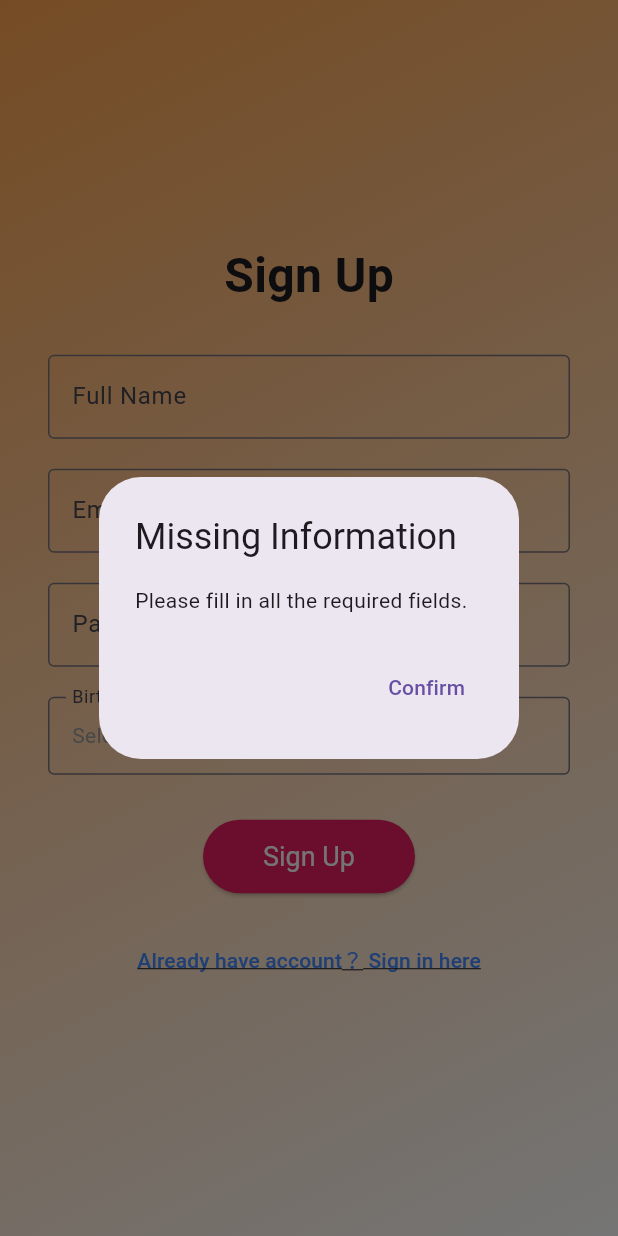
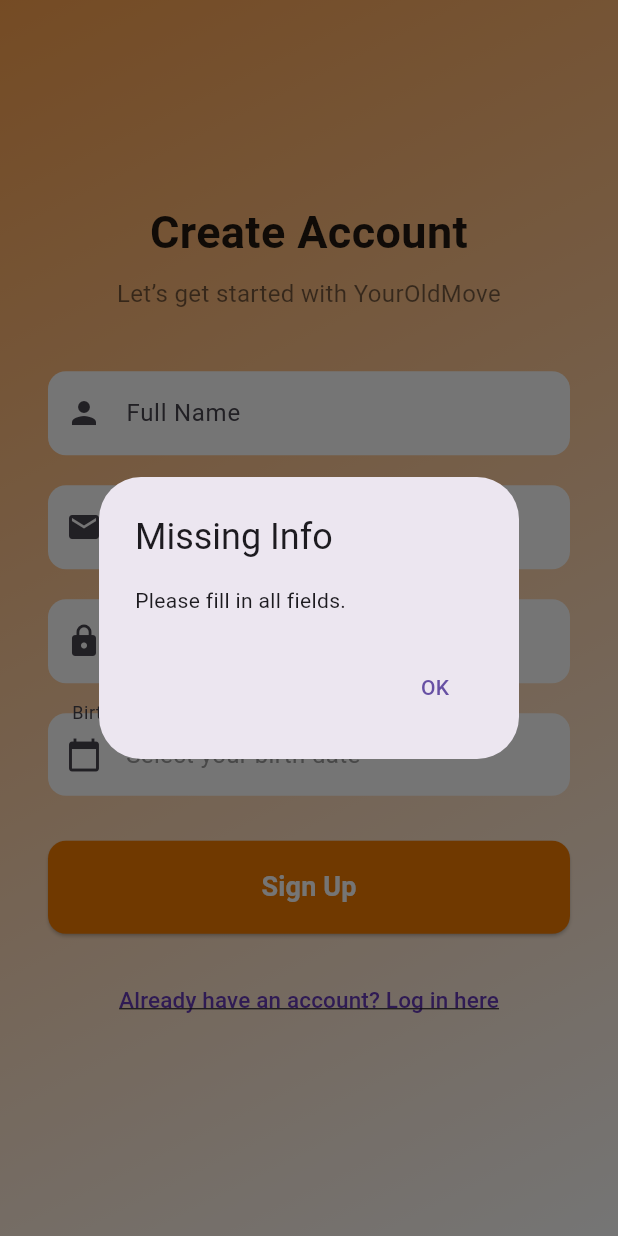
Before and after one commit to lurking92/youroldmove, a Flutter app: the Signup screen opened by its route, after a tap on "Sign Up", on a phone screen of 412 x 824 dp. Run offline on Flutter 3.47's test engine with Material 3 defaults, Android fonts, the phone set to English and light mode, and no system bars; our stand-ins replace cloud_firestore, firebase_auth, firebase_core, firebase_messaging, firebase_storage, image_picker and 1 more; accounts and stored records are empty.

Commit message:
Update signup.dart

```diff
--- a/lib/signup.dart
+++ b/lib/signup.dart
@@ -8,15 +8,6 @@ class Signup extends StatefulWidget {
 
   @override
   State<Signup> createState() => _SignupState();
-}
-
-bool _isValidEmail(String email) {
-  final emailRegex = RegExp(r'^[\w-\.]+@([\w-]+\.)+[\w-]{2,4}$');
-  return emailRegex.hasMatch(email);
-}
-
-bool _isValidPassword(String password) {
-  return password.length >= 8;
 }
 
 class _SignupState extends State<Signup> with SingleTickerProviderStateMixin {
@@ -85,15 +76,21 @@ class _SignupState extends State<Signup> with SingleTickerProviderStateMixin {
     );
   }
 
+  bool _isValidEmail(String email) {
+    final emailRegex = RegExp(r'^[\w-\.]+@([\w-]+\.)+[\w-]{2,4}$');
+    return emailRegex.hasMatch(email);
+  }
+
+  bool _isValidPassword(String password) {
+    return password.length >= 8;
+  }
+
   void _signup() async {
     if (_nameController.text.isEmpty ||
         _emailController.text.isEmpty ||
         _passwordController.text.isEmpty ||
         _birthDate == null) {
-      _showMessage(
-        'Missing Information',
-        'Please fill in all the required fields.',
-      );
+      _showMessage('Missing Info', 'Please fill in all fields.');
       return;
     }
 
@@ -103,10 +100,7 @@ class _SignupState extends State<Signup> with SingleTickerProviderStateMixin {
     }
 
     if (!_isValidPassword(_passwordController.text)) {
-      _showMessage(
-        'Weak Password',
-        'Password must be at least 8 characters long.',
-      );
+      _showMessage('Weak Password', 'Password must be at least 8 characters.');
       return;
     }
 
@@ -128,23 +122,20 @@ class _SignupState extends State<Signup> with SingleTickerProviderStateMixin {
         });
 
         _showMessage(
-          'Sign Up Success',
-          'You have successfully registered.',
-          onConfirm: () {
-            Navigator.pop(context);
-          },
+          'Success',
+          'Account created!',
+          onConfirm: () => Navigator.pushReplacementNamed(context, '/home'),
         );
       }
     } on FirebaseAuthException catch (e) {
-      _showMessage('Sign Up Failed', e.message ?? 'Unknown error occurred');
+      _showMessage('Sign Up Failed', e.message ?? 'Unknown error');
     }
   }
 
   void _showMessage(String title, String message, {VoidCallback? onConfirm}) {
     showDialog(
       context: context,
-      builder:
-          (_) => AlertDialog(
+      builder: (_) => AlertDialog(
         title: Text(title),
         content: Text(message),
         actions: [
@@ -153,7 +144,7 @@ class _SignupState extends State<Signup> with SingleTickerProviderStateMixin {
               Navigator.pop(context);
               if (onConfirm != null) onConfirm();
             },
-                child: const Text('Confirm'),
+            child: const Text('OK'),
           ),
         ],
       ),
@@ -174,87 +165,137 @@ class _SignupState extends State<Signup> with SingleTickerProviderStateMixin {
         child: FadeTransition(
           opacity: _fadeAnimation,
           child: Center(
-            child: Padding(
-              padding: const EdgeInsets.all(32.0),
             child: SingleChildScrollView(
+              padding: const EdgeInsets.symmetric(horizontal: 32.0, vertical: 48.0),
               child: Column(
                 mainAxisSize: MainAxisSize.min,
+                crossAxisAlignment: CrossAxisAlignment.stretch,
                 children: [
                   const Text(
-                      'Sign Up',
+                    'Create Account',
+                    textAlign: TextAlign.center,
                     style: TextStyle(
-                        fontSize: 32,
+                      fontSize: 30,
                       fontWeight: FontWeight.bold,
+                      color: Colors.black87,
                     ),
                   ),
-                    const SizedBox(height: 30),
+                  const SizedBox(height: 8),
+                  const Text(
+                    'Let’s get started with YourOldMove',
+                    textAlign: TextAlign.center,
+                    style: TextStyle(fontSize: 16, color: Colors.black54),
+                  ),
+                  const SizedBox(height: 40),
+
+                  /// Name
                   TextField(
                     controller: _nameController,
-                      decoration: const InputDecoration(
+                    style: const TextStyle(color: Colors.black),
+                    decoration: InputDecoration(
                       labelText: 'Full Name',
-                        border: OutlineInputBorder(),
+                      prefixIcon: const Icon(Icons.person),
+                      filled: true,
+                      fillColor: Colors.white,
+                      border: OutlineInputBorder(
+                        borderRadius: BorderRadius.circular(12),
+                        borderSide: BorderSide.none,
+                      ),
                     ),
                   ),
                   const SizedBox(height: 20),
+
+                  /// Email
                   TextField(
                     controller: _emailController,
-                      decoration: const InputDecoration(
+                    keyboardType: TextInputType.emailAddress,
+                    style: const TextStyle(color: Colors.black),
+                    decoration: InputDecoration(
                       labelText: 'Email',
-                        border: OutlineInputBorder(),
+                      prefixIcon: const Icon(Icons.email),
+                      filled: true,
+                      fillColor: Colors.white,
+                      border: OutlineInputBorder(
+                        borderRadius: BorderRadius.circular(12),
+                        borderSide: BorderSide.none,
+                      ),
                     ),
                   ),
                   const SizedBox(height: 20),
+
+                  /// Password
                   TextField(
                     controller: _passwordController,
                     obscureText: true,
-                      decoration: const InputDecoration(
+                    style: const TextStyle(color: Colors.black),
+                    decoration: InputDecoration(
                       labelText: 'Password',
-                        border: OutlineInputBorder(),
+                      prefixIcon: const Icon(Icons.lock),
+                      filled: true,
+                      fillColor: Colors.white,
+                      border: OutlineInputBorder(
+                        borderRadius: BorderRadius.circular(12),
+                        borderSide: BorderSide.none,
+                      ),
                     ),
                   ),
                   const SizedBox(height: 20),
+
+                  /// Birth Date
                   InkWell(
                     onTap: _selectBirthDate,
                     child: InputDecorator(
-                        decoration: const InputDecoration(
+                      decoration: InputDecoration(
                         labelText: 'Birth Date',
-                          border: OutlineInputBorder(),
+                        filled: true,
+                        fillColor: Colors.white,
+                        prefixIcon: const Icon(Icons.calendar_today),
+                        border: OutlineInputBorder(
+                          borderRadius: BorderRadius.circular(12),
+                          borderSide: BorderSide.none,
+                        ),
                       ),
                       child: Text(
                         _birthDate == null
                             ? 'Select your birth date'
                             : '${_birthDate!.year}-${_birthDate!.month.toString().padLeft(2, '0')}-${_birthDate!.day.toString().padLeft(2, '0')}',
                         style: TextStyle(
-                            color:
-                                _birthDate == null ? Colors.grey : Colors.black,
+                          color: _birthDate == null ? Colors.grey : Colors.black,
+                          fontSize: 16,
                         ),
                       ),
                     ),
                   ),
                   const SizedBox(height: 30),
+
+                  /// Sign Up Button
                   ElevatedButton(
                     onPressed: _signup,
                     style: ElevatedButton.styleFrom(
-                        backgroundColor: Colors.pink,
+                      backgroundColor: Colors.orange.shade700,
                       foregroundColor: Colors.white,
-                        padding: const EdgeInsets.symmetric(
-                          horizontal: 40,
-                          vertical: 14,
+                      padding: const EdgeInsets.symmetric(vertical: 18),
+                      shape: RoundedRectangleBorder(
+                        borderRadius: BorderRadius.circular(12),
                       ),
-                        textStyle: const TextStyle(fontSize: 18),
                     ),
-                      child: const Text('Sign Up'),
+                    child: const Text(
+                      'Sign Up',
+                      style: TextStyle(fontSize: 18, fontWeight: FontWeight.bold),
+                    ),
                   ),
                   const SizedBox(height: 20),
+
+                  /// Link to Login
                   TextButton(
                     onPressed: () {
-                        Navigator.pushNamed(context, '/login');
+                      Navigator.pushReplacementNamed(context, '/login');
                     },
                     child: const Text(
-                        'Already have account？ Sign in here',
+                      'Already have an account? Log in here',
                       style: TextStyle(
-                          color: Colors.blueAccent,
-                          fontSize: 14,
+                        fontSize: 15,
+                        color: Colors.deepPurple,
                         decoration: TextDecoration.underline,
                       ),
                     ),
@@ -265,7 +306,6 @@ class _SignupState extends State<Signup> with SingleTickerProviderStateMixin {
           ),
         ),
       ),
-      ),
     );
   }
 }
```
Lines whose indentation alone changed are shown as unchanged.
